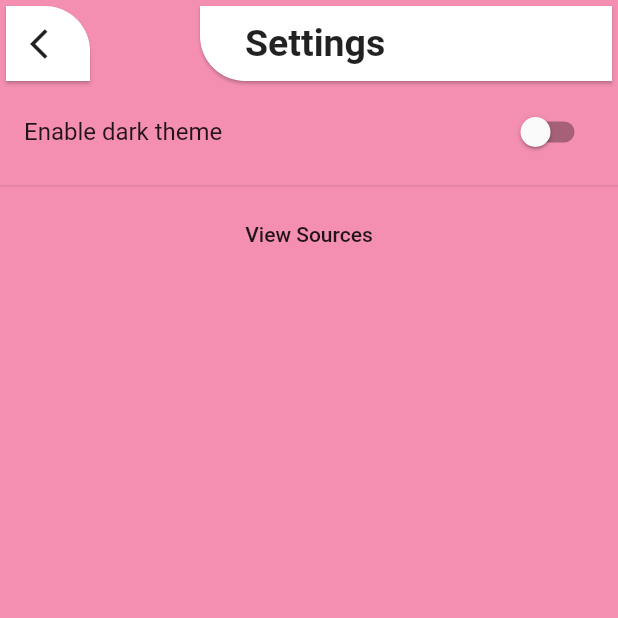
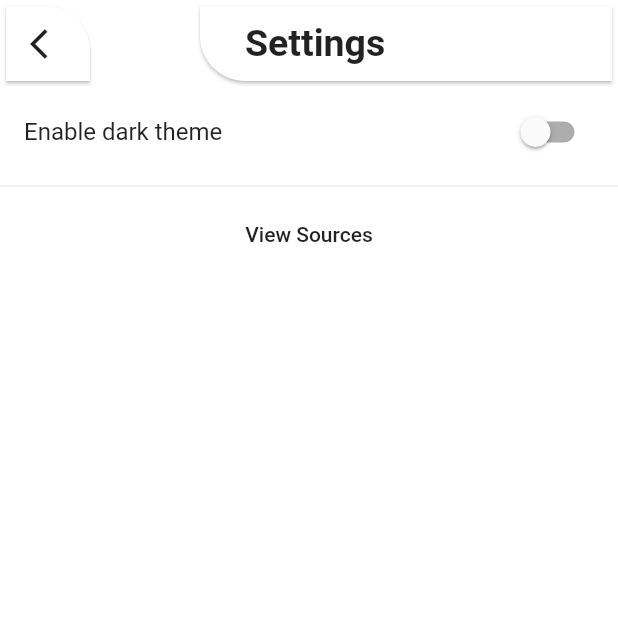
Before and after one commit to twoneis/bedtime, a Flutter app: the screen it shows after launch, item 2 of the bottom bar chosen, after a tap on the "settings" icon, on a phone screen of 412 x 824 dp, the top half of it. Run offline on Flutter 3.47's test engine with Material 2 defaults, Android fonts, the phone set to English and light mode, and no system bars; our stand-ins replace datetime_picker_formfield, dynamic_theme, flutter_linkify, flutter_local_notifications.

Commit message:
fixed background on settings page

```diff
--- a/lib/settings.dart
+++ b/lib/settings.dart
@@ -11,19 +11,32 @@ import 'main.dart';
 
 class Settings extends StatelessWidget {
   bool _theme = false;
+  Color backgroundColor;
+
+  void getColor(context) {
+    if (Theme.of(context).brightness == Brightness.dark) {
+      backgroundColor = Color.fromARGB(255, 50, 50, 50);
+    } else {
+      backgroundColor = Colors.white;
+    }
+  }
 
   @override
   Widget build(BuildContext context) {
+    getColor(context);
     return Scaffold(
       appBar: TopBar(
         title: "Settings",
         child: Icon(Icons.arrow_back_ios),
+        backgroundColor: backgroundColor,
         onPressed: () {
           Navigator.push(
               context, MaterialPageRoute(builder: (context) => MyHomePage()));
         },
       ),
-        body: ListView(
+      body: Container(
+        color: backgroundColor,
+        child: ListView(
           children: <Widget>[
             SwitchListTile(
               title: Text("Enable dark theme"),
@@ -86,6 +99,8 @@ class Settings extends StatelessWidget {
               },
             )
           ],
-        ));
+        )
+      )
+    );
   }
 }
```
Lines whose indentation alone changed are shown as unchanged.
